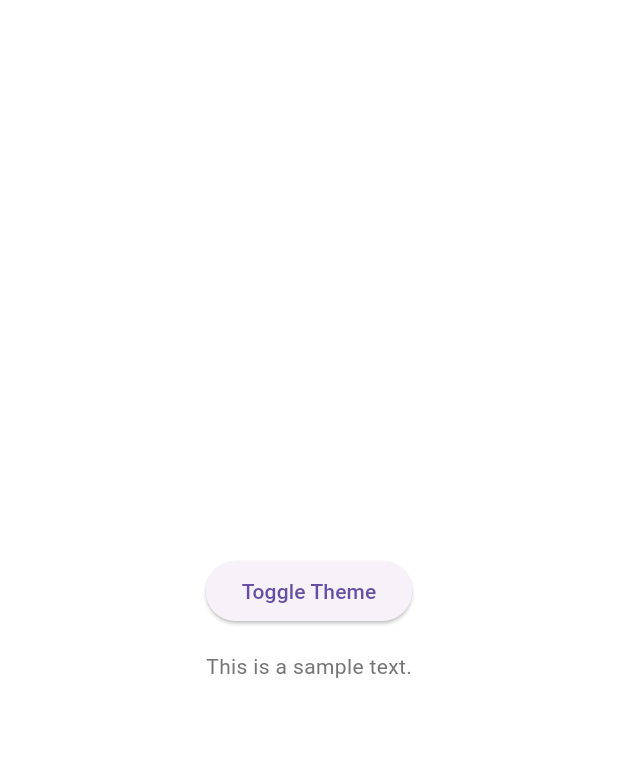
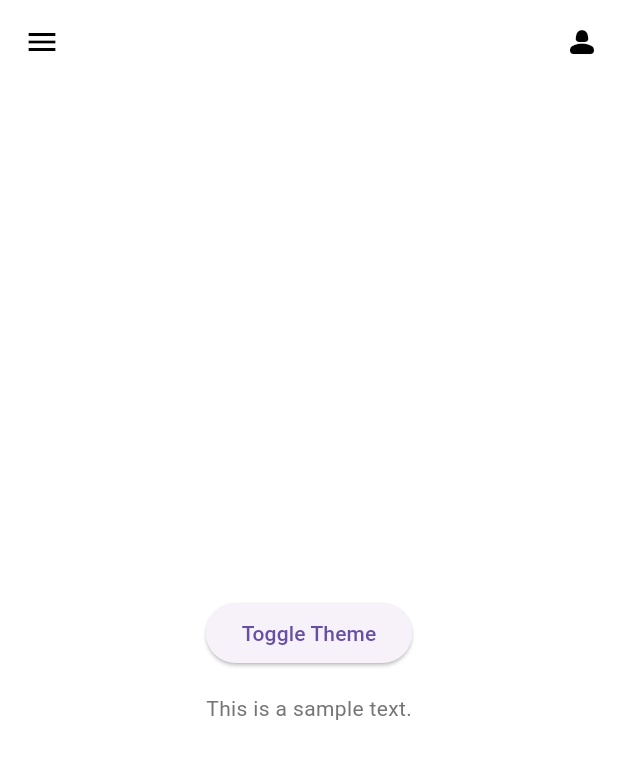
Before and after one commit to comp7082-s24/ClimateCompanion, a Flutter app: the screen it shows after launch, on a phone screen of 412 x 824 dp. Shown: the top 759 px of the screen. Run offline on Flutter 3.47's test engine with Material 3 defaults, Android fonts, the phone set to English and light mode, and no system bars.

Commit message:
Added Appbar

```diff
--- /dev/null
+++ b/lib/components/appbar.dart
@@ -0,0 +1,30 @@
+import "package:flutter/material.dart";
+import "package:provider/provider.dart";
+
+import "package:climate_companion/themes/theme_provider.dart";
+
+class MainAppBar extends StatelessWidget implements PreferredSizeWidget {
+  const MainAppBar({super.key});
+
+  @override
+  Widget build(final BuildContext context) {
+    return AppBar(
+      leading: IconButton(
+        icon: const Icon(Icons.menu),
+        onPressed: () {
+          Provider.of<ThemeProvider>(context, listen: false).toggleTheme();
+        },
+      ),
+      actions: [
+        IconButton(
+          icon: const Icon(Icons.person_2_rounded),
+          onPressed: () {},
+        ),
+      ],
+      centerTitle: false,
+    );
+  }
+
+  @override
+  Size get preferredSize => const Size.fromHeight(kToolbarHeight); // This is the standard height for an AppBar
+}
--- a/lib/main.dart
+++ b/lib/main.dart
@@ -1,3 +1,4 @@
+import "package:climate_companion/components/appbar.dart";
 import "package:climate_companion/themes/theme_provider.dart";
 import "package:flutter/material.dart";
 import "package:provider/provider.dart";
@@ -19,6 +20,7 @@ class MainApp extends StatelessWidget {
       // To use themes make sure you're using the theme from the provider
       theme: Provider.of<ThemeProvider>(context).themeData,
       home: Scaffold(
+        appBar: const MainAppBar(),
         body: Center(
           child: Column(
             mainAxisAlignment: MainAxisAlignment.center,
```
